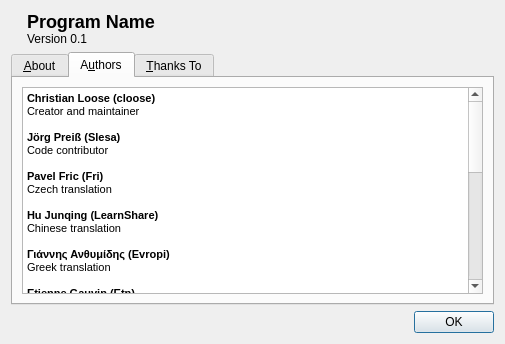
Qt form app/aboutdialog.ui (cloose/CuteMarkEd) before a commit.
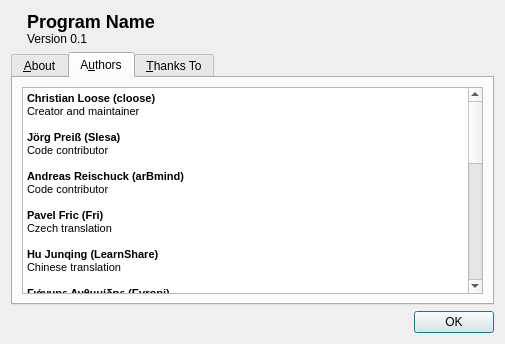
The same form after that commit. The open tabs and pages were chosen to show the change. Icons and pictures are not drawn.

Commit message: Add more contributors to about dialog

The edit to the form file:
```diff
--- a/app/aboutdialog.ui
+++ b/app/aboutdialog.ui
@@ -116,6 +116,9 @@
 &lt;p style=&quot; margin-top:0px; margin-bottom:0px; margin-left:0px; margin-right:0px; -qt-block-indent:0; text-indent:0px;&quot;&gt;&lt;span style=&quot; font-size:8pt; font-weight:600;&quot;&gt;Jörg Preiß (Slesa)&lt;/span&gt;&lt;/p&gt;
 &lt;p style=&quot; margin-top:0px; margin-bottom:0px; margin-left:0px; margin-right:0px; -qt-block-indent:0; text-indent:0px;&quot;&gt;&lt;span style=&quot; font-size:8pt;&quot;&gt;Code contributor&lt;/span&gt;&lt;/p&gt;
 &lt;p style=&quot;-qt-paragraph-type:empty; margin-top:0px; margin-bottom:0px; margin-left:0px; margin-right:0px; -qt-block-indent:0; text-indent:0px; font-size:8pt;&quot;&gt;&lt;br /&gt;&lt;/p&gt;
+&lt;p style=&quot; margin-top:0px; margin-bottom:0px; margin-left:0px; margin-right:0px; -qt-block-indent:0; text-indent:0px;&quot;&gt;&lt;span style=&quot; font-size:8pt; font-weight:600;&quot;&gt;Andreas Reischuck (arBmind)&lt;/span&gt;&lt;/p&gt;
+&lt;p style=&quot; margin-top:0px; margin-bottom:0px; margin-left:0px; margin-right:0px; -qt-block-indent:0; text-indent:0px;&quot;&gt;&lt;span style=&quot; font-size:8pt;&quot;&gt;Code contributor&lt;/span&gt;&lt;/p&gt;
+&lt;p style=&quot;-qt-paragraph-type:empty; margin-top:0px; margin-bottom:0px; margin-left:0px; margin-right:0px; -qt-block-indent:0; text-indent:0px; font-size:8pt;&quot;&gt;&lt;br /&gt;&lt;/p&gt;
 &lt;p style=&quot; margin-top:0px; margin-bottom:0px; margin-left:0px; margin-right:0px; -qt-block-indent:0; text-indent:0px;&quot;&gt;&lt;span style=&quot; font-size:8pt; font-weight:600;&quot;&gt;Pavel Fric (Fri)&lt;/span&gt;&lt;/p&gt;
 &lt;p style=&quot; margin-top:0px; margin-bottom:0px; margin-left:0px; margin-right:0px; -qt-block-indent:0; text-indent:0px;&quot;&gt;&lt;span style=&quot; font-size:8pt;&quot;&gt;Czech translation&lt;/span&gt;&lt;/p&gt;
 &lt;p style=&quot;-qt-paragraph-type:empty; margin-top:0px; margin-bottom:0px; margin-left:0px; margin-right:0px; -qt-block-indent:0; text-indent:0px; font-size:8pt;&quot;&gt;&lt;br /&gt;&lt;/p&gt;
@@ -146,6 +149,9 @@
 &lt;p style=&quot; margin-top:0px; margin-bottom:0px; margin-left:0px; margin-right:0px; -qt-block-indent:0; text-indent:0px;&quot;&gt;&lt;span style=&quot; font-size:8pt; font-weight:600;&quot;&gt;Cassio Cardoso (cassiocardoso)&lt;/span&gt;&lt;/p&gt;
 &lt;p style=&quot; margin-top:0px; margin-bottom:0px; margin-left:0px; margin-right:0px; -qt-block-indent:0; text-indent:0px;&quot;&gt;&lt;span style=&quot; font-size:8pt;&quot;&gt;Portuguese (Brazil) translation&lt;/span&gt;&lt;/p&gt;
 &lt;p style=&quot;-qt-paragraph-type:empty; margin-top:0px; margin-bottom:0px; margin-left:0px; margin-right:0px; -qt-block-indent:0; text-indent:0px; font-size:8pt;&quot;&gt;&lt;br /&gt;&lt;/p&gt;
+&lt;p style=&quot; margin-top:0px; margin-bottom:0px; margin-left:0px; margin-right:0px; -qt-block-indent:0; text-indent:0px;&quot;&gt;&lt;span style=&quot; font-size:8pt; font-weight:600;&quot;&gt;Victor Nogueira (felladrin)&lt;/span&gt;&lt;/p&gt;
+&lt;p style=&quot; margin-top:0px; margin-bottom:0px; margin-left:0px; margin-right:0px; -qt-block-indent:0; text-indent:0px;&quot;&gt;&lt;span style=&quot; font-size:8pt;&quot;&gt;Portuguese (Brazil) translation&lt;/span&gt;&lt;/p&gt;
+&lt;p style=&quot;-qt-paragraph-type:empty; margin-top:0px; margin-bottom:0px; margin-left:0px; margin-right:0px; -qt-block-indent:0; text-indent:0px; font-size:8pt;&quot;&gt;&lt;br /&gt;&lt;/p&gt;
 &lt;p style=&quot; margin-top:0px; margin-bottom:0px; margin-left:0px; margin-right:0px; -qt-block-indent:0; text-indent:0px;&quot;&gt;&lt;span style=&quot; font-size:8pt; font-weight:600;&quot;&gt;Maxim Efremov (maxbart)&lt;/span&gt;&lt;/p&gt;
 &lt;p style=&quot; margin-top:0px; margin-bottom:0px; margin-left:0px; margin-right:0px; -qt-block-indent:0; text-indent:0px;&quot;&gt;&lt;span style=&quot; font-size:8pt;&quot;&gt;Russian translation&lt;/span&gt;&lt;/p&gt;
 &lt;p style=&quot;-qt-paragraph-type:empty; margin-top:0px; margin-bottom:0px; margin-left:0px; margin-right:0px; -qt-block-indent:0; text-indent:0px; font-size:8pt;&quot;&gt;&lt;br /&gt;&lt;/p&gt;&lt;/body&gt;&lt;/html&gt;</string>
```
Left out of the diff: 2 changed lines with no effect on the pictures.
